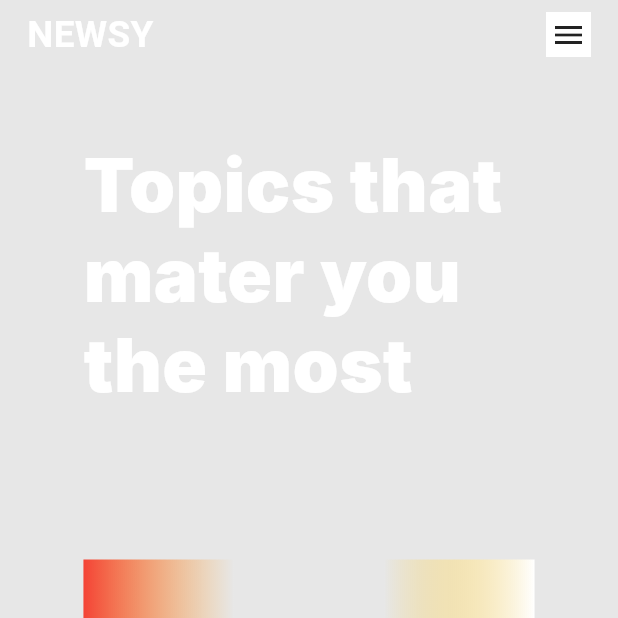
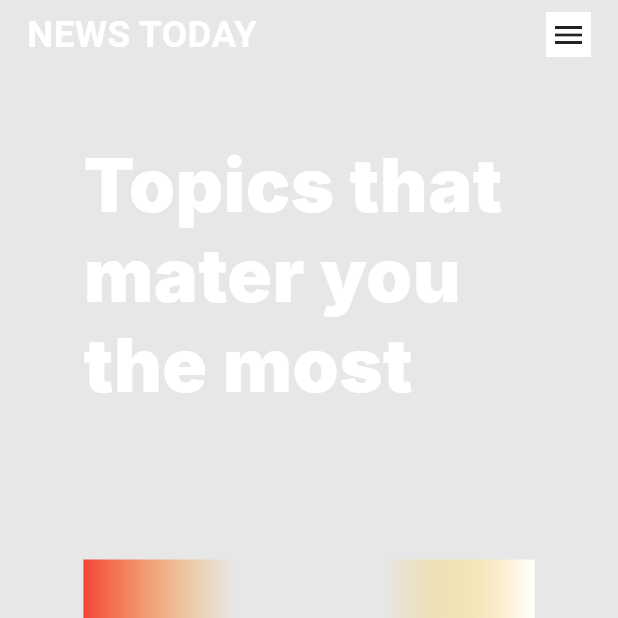
Before and after one commit to Krishnaraj017/News_App_Flutter, a Flutter app: the OnBoardingScreenTwo screen opened by its route, on a phone screen of 412 x 824 dp, the top half of it. Run offline on Flutter 3.47's test engine with Material 3 defaults, Android fonts, the light colour scheme and no system bars; our stand-ins replace auto_route, bloc, carousel_slider, dartz, dio, equatable and 3 more; accounts and stored records are empty; generated files the repository leaves out were written again; network calls fail; Roboto replaces fonts that are missing (Inter, Oswald).

Commit message:
changed app name

```diff
--- a/lib/presentation/screens/all_news_screen.dart
+++ b/lib/presentation/screens/all_news_screen.dart
@@ -54,7 +54,7 @@ class _TestScreenState extends State<AllNewsScreen> {
                       width: 120,
                       // height: 25,
                       child: Text(
-                        'Newsy',
+                        'News',
                         style: TextStyle(
                           color: Colors.white,
                           fontSize: 30,
--- a/lib/presentation/screens/onboarding/onboading_screen.dart
+++ b/lib/presentation/screens/onboarding/onboading_screen.dart
@@ -20,7 +20,7 @@ class OnboardingScreenOne extends StatelessWidget {
                 const Padding(
                   padding: EdgeInsets.only(left: 18.0, top: 8),
                   child: Text(
-                    'NEWSY',
+                    'News Today',
                     style: TextStyle(
                       color: Colors.white,
                       fontSize: 24.62,
--- a/lib/presentation/screens/onboarding/onboarding_two_screen.dart
+++ b/lib/presentation/screens/onboarding/onboarding_two_screen.dart
@@ -21,7 +21,7 @@ class OnBoardingScreenTwo extends StatelessWidget {
                 const Padding(
                   padding: EdgeInsets.only(left: 18.0, top: 8),
                   child: Text(
-                    'NEWSY',
+                    'NEWS TODAY',
                     style: TextStyle(
                       color: Colors.white,
                       fontSize: 24.62,
```
